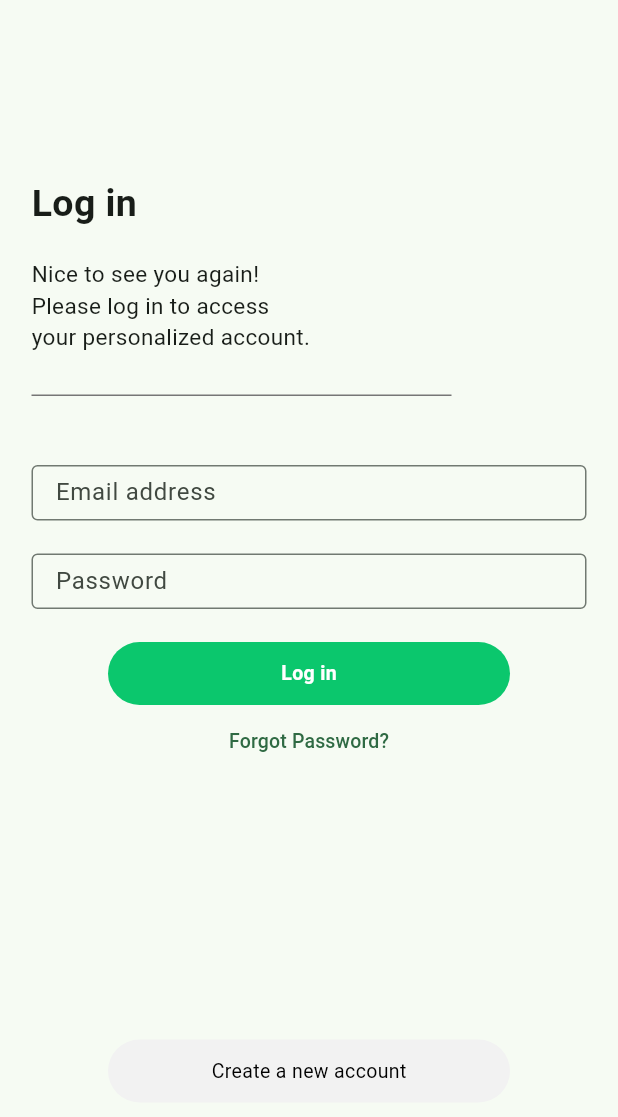
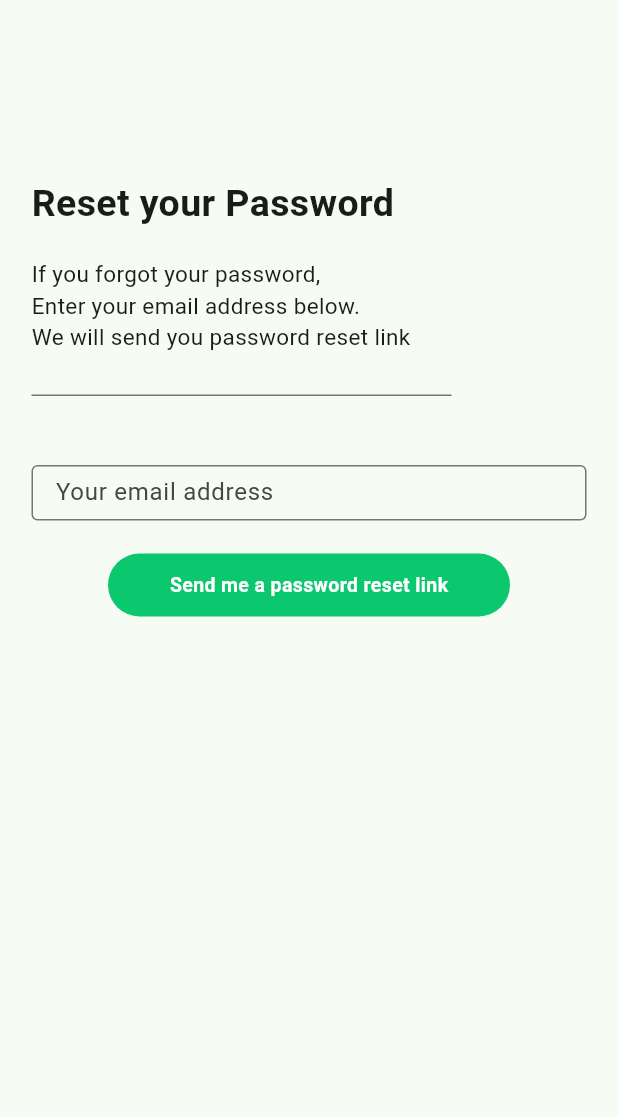
Before and after one commit to imranahmad2k1/spa-app, a Flutter app: the screen it shows after launch, on a phone screen of 412 x 824 dp. Shown: the top 1117 px of the screen. Run offline on Flutter 3.47's test engine with Material 2 defaults, Android fonts, the phone set to English and light mode, and no system bars.

Commit message:
forgot password view completed

```diff
--- a/lib/main.dart
+++ b/lib/main.dart
@@ -1,5 +1,6 @@
 import 'package:flutter/material.dart';
 import 'package:student_personal_assistant/constants/colors.dart';
+import 'package:student_personal_assistant/views/login/forgot_password_view.dart';
 import 'package:student_personal_assistant/views/login/login_view.dart';
 import 'package:student_personal_assistant/views/register/create_an_account_view.dart';
 import 'package:student_personal_assistant/views/register/verify_email_view.dart';
@@ -13,7 +14,7 @@ void main() {
       colorScheme: ColorScheme.fromSeed(seedColor: const Color(primaryColor)),
       useMaterial3: true,
     ),
-    home: const LoginView(),
+    home: const ForgotPasswordView(),
   ));
 }
 
--- /dev/null
+++ b/lib/views/login/forgot_password_view.dart
@@ -0,0 +1,51 @@
+import 'package:flutter/material.dart';
+import 'package:student_personal_assistant/components/custom_button.dart';
+import 'package:student_personal_assistant/components/custom_divider.dart';
+import 'package:student_personal_assistant/components/custom_heading.dart';
+import 'package:student_personal_assistant/components/custom_text.dart';
+import 'package:student_personal_assistant/components/custom_text_field.dart';
+
+class ForgotPasswordView extends StatelessWidget {
+  const ForgotPasswordView({super.key});
+
+  @override
+  Widget build(BuildContext context) {
+    return Scaffold(
+      body: Center(
+        child: Container(
+          margin: const EdgeInsets.symmetric(horizontal: 21),
+          child: Column(
+            crossAxisAlignment: CrossAxisAlignment.start,
+            children: [
+              const SizedBox(height: 118),
+              const CustomHeading(text: "Reset your Password"),
+              const SizedBox(height: 18),
+              const CustomText(
+                text:
+                    "If you forgot your password,\nEnter your email address below.\nWe will send you password reset link",
+                alignLeft: true,
+              ),
+              const SizedBox(
+                height: 23,
+              ),
+              const CustomDivider(alignLeft: true),
+              const SizedBox(
+                height: 41,
+              ),
+              const CustomTextField(labelText: "Your email address"),
+              const SizedBox(
+                height: 22,
+              ),
+              Center(
+                child: CustomButton(
+                  buttonText: "Send me a password reset link",
+                  onPressed: () {},
+                ),
+              ),
+            ],
+          ),
+        ),
+      ),
+    );
+  }
+}
```
